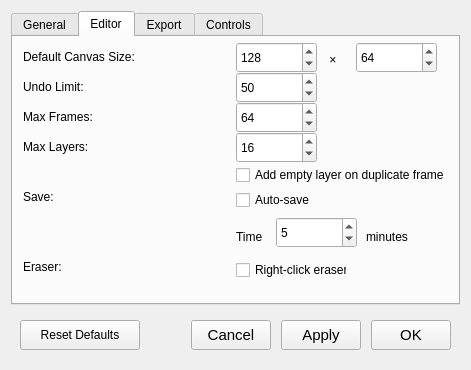
This is POD2d/dialogs/settingsdialog.ui in ilertwo/POD2d as Qt 5 draws it before an edit. The edited form follows.
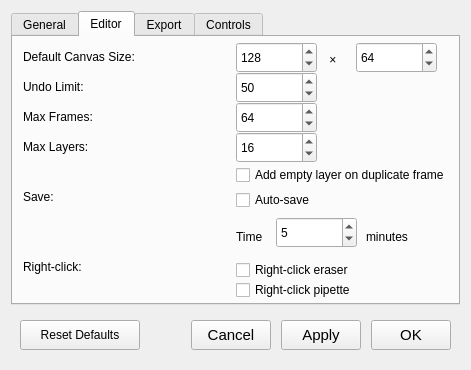
This is the edited form.

Commit message: feat(editor): add right-click pipette option

What changed in the file:
```diff
--- a/POD2d/dialogs/settingsdialog.ui
+++ b/POD2d/dialogs/settingsdialog.ui
@@ -366,7 +366,7 @@
            </rect>
           </property>
           <property name="text">
-           <string>Eraser:</string>
+           <string>Right-click:</string>
           </property>
          </widget>
         </widget>
@@ -571,7 +571,7 @@
            <rect>
             <x>0</x>
             <y>220</y>
-            <width>111</width>
+            <width>181</width>
             <height>26</height>
            </rect>
           </property>
@@ -579,7 +579,7 @@
            <cursorShape>PointingHandCursor</cursorShape>
           </property>
           <property name="text">
-           <string>Right-click eraser:</string>
+           <string>Right-click eraser</string>
           </property>
          </widget>
          <widget class="QCheckBox" name="chk_AddEmptyLayerOnDuplicate">
@@ -604,6 +604,22 @@
            <bool>false</bool>
           </property>
          </widget>
+         <widget class="QCheckBox" name="chk_RightClickPipette">
+          <property name="geometry">
+           <rect>
+            <x>0</x>
+            <y>240</y>
+            <width>181</width>
+            <height>26</height>
+           </rect>
+          </property>
+          <property name="cursor">
+           <cursorShape>PointingHandCursor</cursorShape>
+          </property>
+          <property name="text">
+           <string>Right-click pipette</string>
+          </property>
+         </widget>
         </widget>
        </item>
       </layout>
```
The commit also changes 6 other files.
